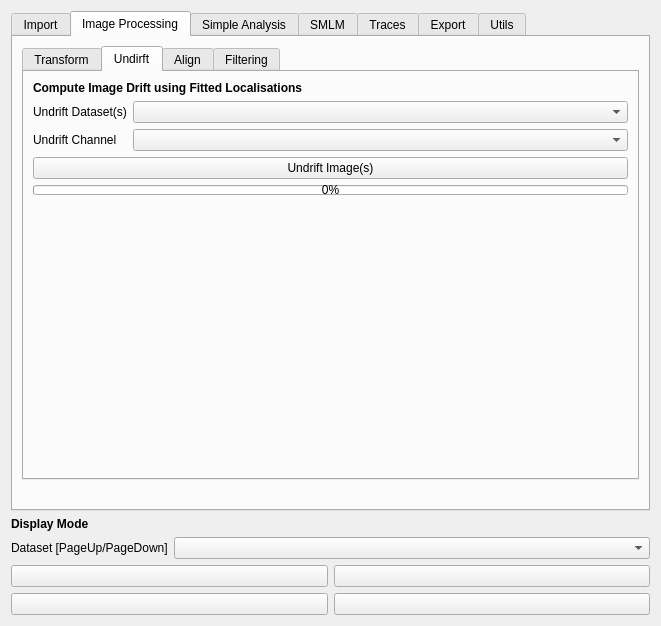
Above: src/molseeq/GUI/gui.ui from piedrro/napari-molseeq before the change. Below: the same form after it.
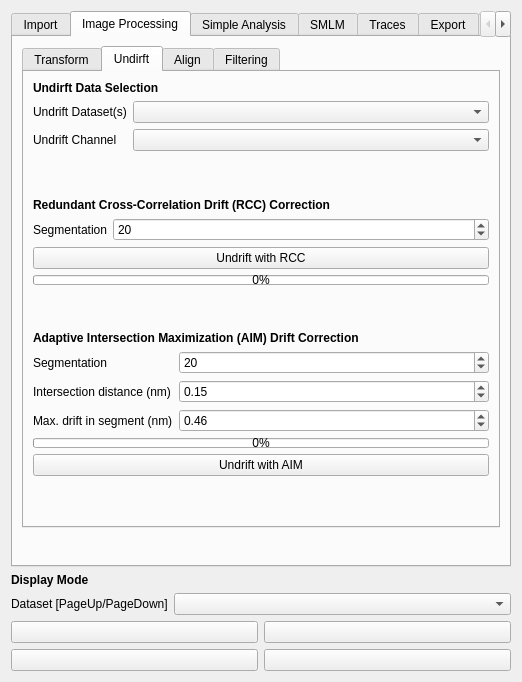
That is the form after the change. The open tabs and pages were chosen to show the change.

```diff
--- a/src/molseeq/GUI/gui.ui
+++ b/src/molseeq/GUI/gui.ui
@@ -6,8 +6,8 @@
    <rect>
     <x>0</x>
     <y>0</y>
-    <width>661</width>
-    <height>625</height>
+    <width>522</width>
+    <height>682</height>
    </rect>
   </property>
   <property name="windowTitle">
@@ -543,7 +543,7 @@
           </attribute>
           <layout class="QVBoxLayout" name="verticalLayout_4">
            <item>
-            <widget class="QLabel" name="label_10">
+            <widget class="QLabel" name="label_103">
              <property name="font">
               <font>
                <weight>75</weight>
@@ -551,7 +551,7 @@
               </font>
              </property>
              <property name="text">
-              <string>Compute Image Drift using Fitted Localisations</string>
+              <string>Undirft Data Selection</string>
              </property>
             </widget>
            </item>
@@ -579,10 +579,60 @@
              </item>
             </layout>
            </item>
+           <item>
+            <spacer name="verticalSpacer_23">
+             <property name="orientation">
+              <enum>Qt::Vertical</enum>
+             </property>
+             <property name="sizeHint" stdset="0">
+              <size>
+               <width>20</width>
+               <height>40</height>
+              </size>
+             </property>
+            </spacer>
+           </item>
+           <item>
+            <widget class="QLabel" name="label_10">
+             <property name="font">
+              <font>
+               <weight>75</weight>
+               <bold>true</bold>
+              </font>
+             </property>
+             <property name="text">
+              <string>Redundant Cross-Correlation Drift (RCC) Correction</string>
+             </property>
+            </widget>
+           </item>
+           <item>
+            <layout class="QFormLayout" name="formLayout_29">
+             <item row="0" column="0">
+              <widget class="QLabel" name="label_102">
+               <property name="text">
+                <string>Segmentation</string>
+               </property>
+              </widget>
+             </item>
+             <item row="0" column="1">
+              <widget class="QSpinBox" name="undrift_segmentation">
+               <property name="minimum">
+                <number>1</number>
+               </property>
+               <property name="maximum">
+                <number>1000</number>
+               </property>
+               <property name="value">
+                <number>20</number>
+               </property>
+              </widget>
+             </item>
+            </layout>
+           </item>
            <item>
             <widget class="QPushButton" name="picasso_undrift">
              <property name="text">
-              <string>Undrift Image(s)</string>
+              <string>Undrift with RCC</string>
              </property>
             </widget>
            </item>
@@ -612,6 +662,113 @@
              </property>
             </spacer>
            </item>
+           <item>
+            <widget class="QLabel" name="label_106">
+             <property name="font">
+              <font>
+               <weight>75</weight>
+               <bold>true</bold>
+              </font>
+             </property>
+             <property name="text">
+              <string>Adaptive Intersection Maximization (AIM) Drift Correction</string>
+             </property>
+            </widget>
+           </item>
+           <item>
+            <layout class="QFormLayout" name="formLayout_26">
+             <item row="0" column="0">
+              <widget class="QLabel" name="label_105">
+               <property name="text">
+                <string>Segmentation</string>
+               </property>
+              </widget>
+             </item>
+             <item row="0" column="1">
+              <widget class="QSpinBox" name="aim_segmentation">
+               <property name="minimum">
+                <number>1</number>
+               </property>
+               <property name="maximum">
+                <number>1000</number>
+               </property>
+               <property name="value">
+                <number>20</number>
+               </property>
+              </widget>
+             </item>
+             <item row="1" column="0">
+              <widget class="QLabel" name="label_107">
+               <property name="text">
+                <string>Intersection distance (nm)</string>
+               </property>
+              </widget>
+             </item>
+             <item row="1" column="1">
+              <widget class="QDoubleSpinBox" name="aim_intersect_d">
+               <property name="decimals">
+                <number>2</number>
+               </property>
+               <property name="singleStep">
+                <double>0.010000000000000</double>
+               </property>
+               <property name="value">
+                <double>0.150000000000000</double>
+               </property>
+              </widget>
+             </item>
+             <item row="2" column="0">
+              <widget class="QLabel" name="label_108">
+               <property name="text">
+                <string>Max. drift in segment (nm)</string>
+               </property>
+              </widget>
+             </item>
+             <item row="2" column="1">
+              <widget class="QDoubleSpinBox" name="aim_roi_r">
+               <property name="singleStep">
+                <double>0.010000000000000</double>
+               </property>
+               <property name="value">
+                <double>0.460000000000000</double>
+               </property>
+              </widget>
+             </item>
+            </layout>
+           </item>
+           <item>
+            <widget class="QProgressBar" name="aim_progressbar">
+             <property name="maximumSize">
+              <size>
+               <width>16777215</width>
+               <height>10</height>
+              </size>
+             </property>
+             <property name="value">
+              <number>0</number>
+             </property>
+            </widget>
+           </item>
+           <item>
+            <widget class="QPushButton" name="aim_undrift">
+             <property name="text">
+              <string>Undrift with AIM</string>
+             </property>
+            </widget>
+           </item>
+           <item>
+            <spacer name="verticalSpacer_22">
+             <property name="orientation">
+              <enum>Qt::Vertical</enum>
+             </property>
+             <property name="sizeHint" stdset="0">
+              <size>
+               <width>20</width>
+               <height>40</height>
+              </size>
+             </property>
+            </spacer>
+           </item>
           </layout>
          </widget>
          <widget class="QWidget" name="tab_3">
```
Left out of the diff: 2 changed lines with no effect on the pictures.
